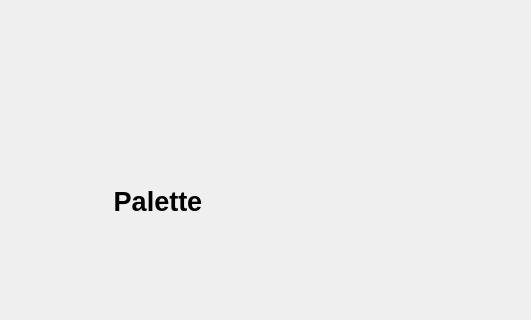
jmimu/Master-Tile-Converter, file mainwindow.ui: the form before one commit; both pictures show x 0 to 531 and y 301 to 621 of the 657 by 621 pixel window.
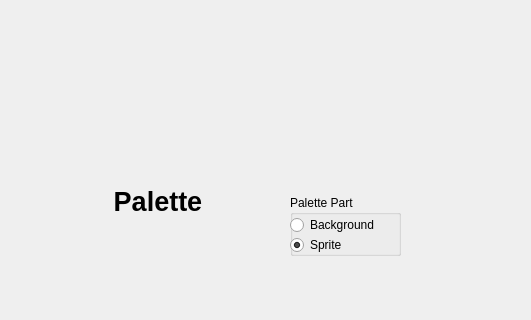
The form after the commit. Custom widgets are drawn as their Qt base class.

Commit message: add palette choose

Patch:
```diff
--- a/mainwindow.ui
+++ b/mainwindow.ui
@@ -30,7 +30,7 @@
       <x>30</x>
       <y>480</y>
       <width>256</width>
-      <height>32</height>
+      <height>40</height>
      </rect>
     </property>
    </widget>
@@ -80,6 +80,48 @@
      <set>Qt::AlignCenter</set>
     </property>
    </widget>
+   <widget class="QGroupBox" name="groupBox">
+    <property name="geometry">
+     <rect>
+      <x>290</x>
+      <y>460</y>
+      <width>111</width>
+      <height>61</height>
+     </rect>
+    </property>
+    <property name="title">
+     <string>Palette Part</string>
+    </property>
+    <widget class="QRadioButton" name="background_palette_radioButton">
+     <property name="geometry">
+      <rect>
+       <x>0</x>
+       <y>20</y>
+       <width>101</width>
+       <height>20</height>
+      </rect>
+     </property>
+     <property name="text">
+      <string>Background</string>
+     </property>
+    </widget>
+    <widget class="QRadioButton" name="sprite_palette_radioButton">
+     <property name="geometry">
+      <rect>
+       <x>0</x>
+       <y>40</y>
+       <width>105</width>
+       <height>20</height>
+      </rect>
+     </property>
+     <property name="text">
+      <string>Sprite</string>
+     </property>
+     <property name="checked">
+      <bool>true</bool>
+     </property>
+    </widget>
+   </widget>
   </widget>
   <widget class="QMenuBar" name="menuBar">
    <property name="geometry">
```
Left out of the diff: 9 changed lines with no effect on the pictures. The commit also changes 6 other files.
